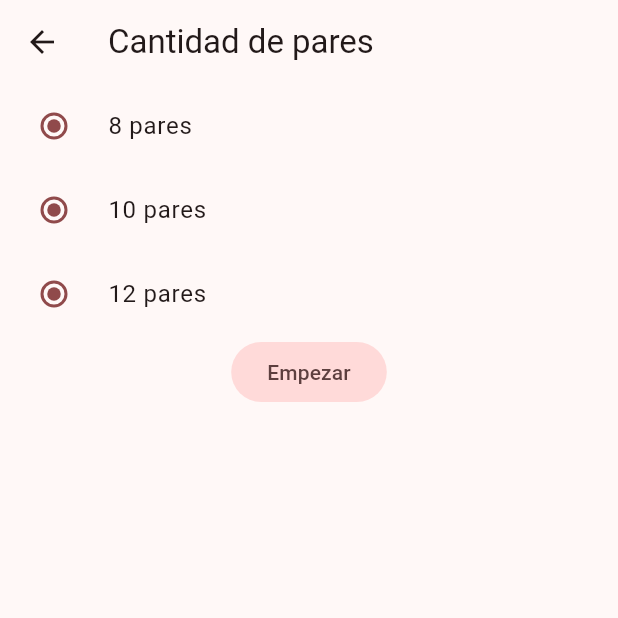
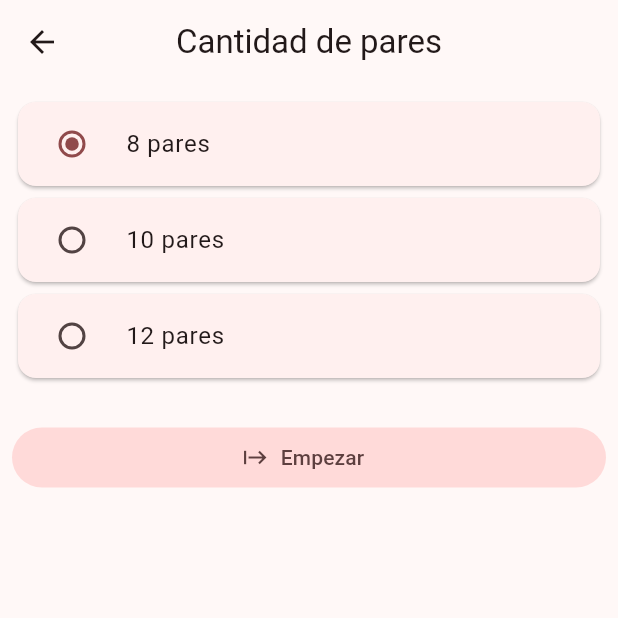
Before and after one commit to juddcito/flutter_memorama, a Flutter app: the screen it shows after launch, after a tap on "Jugar", on a phone screen of 412 x 824 dp, the top half of it. Run offline on Flutter 3.47's test engine with Material 2 defaults, Android fonts, the phone set to English and light mode, and no system bars; our stand-ins replace animate_do, flip_card.

Commit message:
game_screen casi listo

```diff
--- a/lib/presentation/screens/home_screen.dart
+++ b/lib/presentation/screens/home_screen.dart
@@ -26,10 +26,12 @@ class HomeScreen extends StatelessWidget {
             children: [
 
               // logo
-              ClipRRect(
-                child: Image.asset(
-                  'assets/cherry.png',
-                  scale: 2.5,
+              FadeInRight(
+                child: ClipRRect(
+                  child: Image.asset(
+                    'assets/cherry.png',
+                    scale: 2.5,
+                  ),
                 ),
               ),
 
--- a/lib/presentation/screens/pregame_screen.dart
+++ b/lib/presentation/screens/pregame_screen.dart
@@ -1,45 +1,79 @@
 
 
 import 'package:flutter/material.dart';
+import 'package:flutter_memorama/presentation/screens/game_screen.dart';
 
-class PregameScreen extends StatelessWidget {
+class PregameScreen extends StatefulWidget {
   const PregameScreen({super.key});
 
   @override
+  State<PregameScreen> createState() => _PregameScreenState();
+}
+
+class _PregameScreenState extends State<PregameScreen> {
+
+  int selectedValue = 8;
+
+  @override
   Widget build(BuildContext context) {
+
     return Scaffold(
       appBar: AppBar(
         title: const Text('Cantidad de pares'),
+        centerTitle: true,
       ),
-      body: Column(
+      body: Padding(
+        padding: const EdgeInsets.all(8.0),
+        child: Column(
           children: [
-          RadioListTile(
+            Card(
+              child: RadioListTile(
                 title: const Text('8 pares'),
-            value: 1,
-            groupValue: 1,
+                value: 8,
+                groupValue: selectedValue,
                 onChanged:(value) {
-
+                  setState(() {
+                    selectedValue = value as int;
+                  });
                 },
               ),
-          RadioListTile(
+            ),
+            Card(
+              child: RadioListTile(
                 title: const Text('10 pares'),
-            value: 1,
-            groupValue: 1,
+                value: 10,
+                groupValue: selectedValue,
                 onChanged:(value) {
-
+                  setState(() {
+                    selectedValue = value as int;
+                  });
                 },
               ),
-          RadioListTile(
+            ),
+            Card(
+              child: RadioListTile(
                 title: const Text('12 pares'),
-            value: 1,
-            groupValue: 1,
+                value: 12,
+                groupValue: selectedValue,
                 onChanged:(value) {
-
+                  setState(() {
+                    selectedValue = value as int;
+                  });
                 },
               ),
-
-          FilledButton.tonal(onPressed: (){}, child: Text('Empezar'))
+            ),
+            SizedBox(height: 25,),
+            Container(
+              width: double.infinity,
+              child: FilledButton.tonalIcon(onPressed: (){
+               Navigator.push(context, MaterialPageRoute(builder:(context) => GameScreen(numPares: selectedValue)));
+                },
+                icon: Icon(Icons.start),
+                label: const Text('Empezar')
+              ),
+            )
           ],
+        ),
       ),
     );
   }
--- a/pubspec.yaml
+++ b/pubspec.yaml
@@ -8,6 +8,7 @@ environment:
 
 dependencies:
   animate_do: ^3.1.2
+  flip_card: ^0.7.0
   flutter:
     sdk: flutter
   sqflite: ^2.3.0
```
Also changed, not shown: lib/images_list.dart (added, +23 -0 lines), lib/presentation/screens/game_screen.dart (+109 -8 lines), pubspec.lock. Lines whose indentation alone changed are shown as unchanged.
